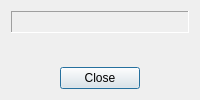
Before: the Qt Designer form src/AboutDialog.ui in stolowski/QComicBook, drawn with Qt 5.
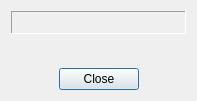
After: the same form once the commit is applied.

Commit message: Active links in 'About' dialog: use RichText in AboutDialog's QLabel object.

```diff
--- a/src/AboutDialog.ui
+++ b/src/AboutDialog.ui
@@ -5,6 +5,14 @@
   <property name="windowModality">
    <enum>Qt::ApplicationModal</enum>
   </property>
+  <property name="geometry">
+   <rect>
+    <x>0</x>
+    <y>0</y>
+    <width>197</width>
+    <height>101</height>
+   </rect>
+  </property>
   <property name="sizePolicy">
    <sizepolicy hsizetype="Fixed" vsizetype="Fixed">
     <horstretch>0</horstretch>
@@ -29,6 +37,9 @@
      <property name="text">
       <string/>
      </property>
+     <property name="textFormat">
+      <enum>Qt::RichText</enum>
+     </property>
      <property name="alignment">
       <set>Qt::AlignHCenter|Qt::AlignTop</set>
      </property>
```
Left out of the diff: 3 changed lines with no effect on the pictures. The commit also changes 1 other file.
